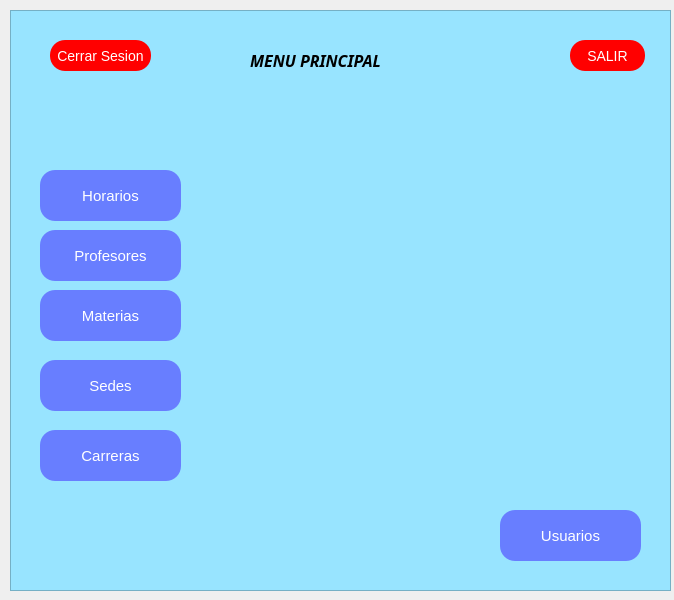
Reinaldito04/IUTA----HORARIOS, file ui/menu.ui: the form before one commit.
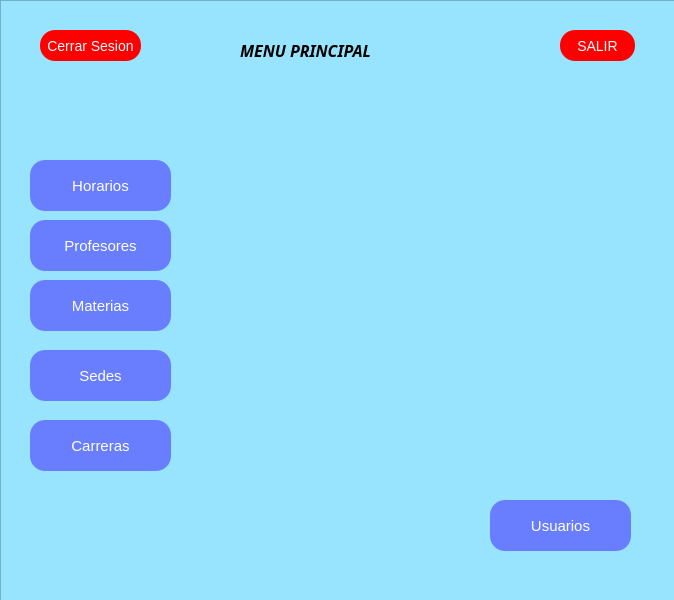
The form after the commit. Icons and pictures are not drawn.

Diff of the .ui file:
```diff
--- a/ui/menu.ui
+++ b/ui/menu.ui
@@ -17,10 +17,10 @@
    <widget class="QFrame" name="frame">
     <property name="geometry">
      <rect>
-      <x>10</x>
-      <y>10</y>
-      <width>661</width>
-      <height>581</height>
+      <x>0</x>
+      <y>0</y>
+      <width>681</width>
+      <height>601</height>
      </rect>
     </property>
     <property name="styleSheet">
```
Left out of the diff: 2 changed lines with no effect on the pictures.
